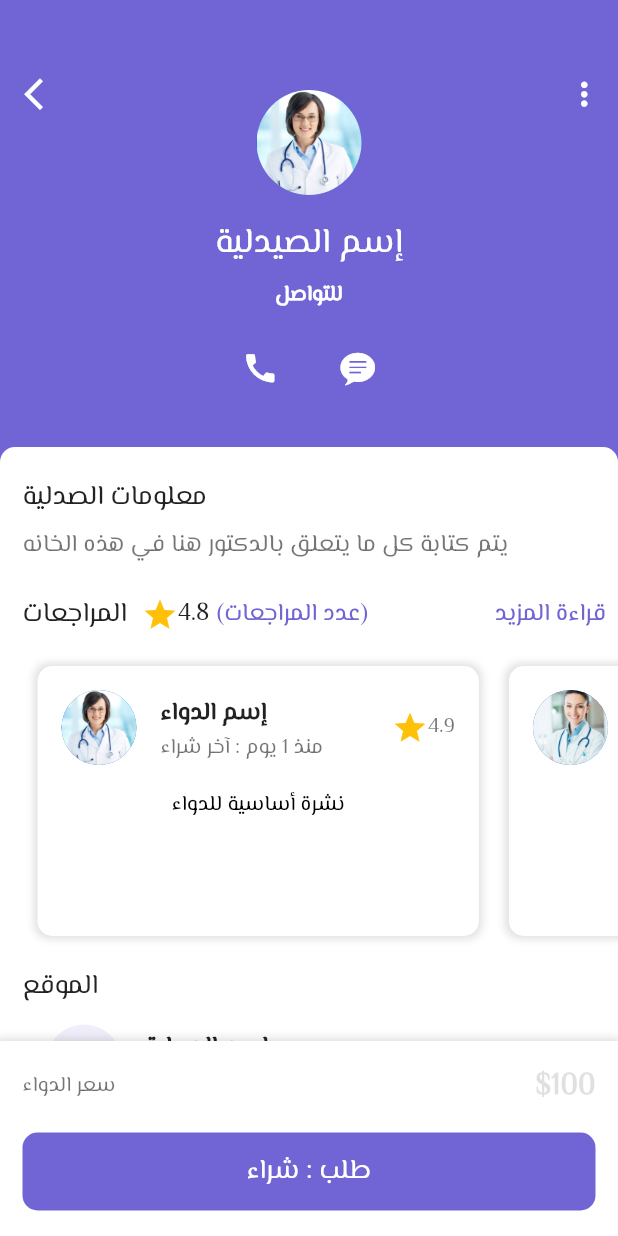
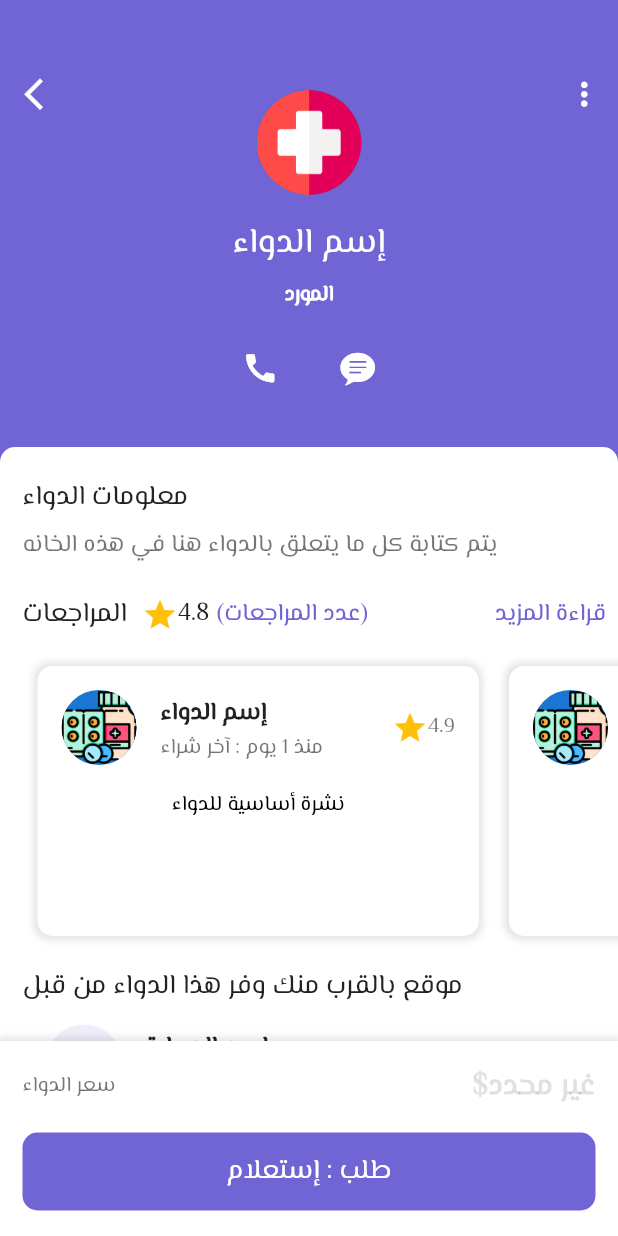
Before and after one commit to mohajuwa/medh, a Flutter app: the AppointmentScreen screen opened directly, on a phone screen of 412 x 824 dp. Run offline on Flutter 3.47's test engine with Material 2 defaults, Android fonts, the phone set to English and light mode, and no system bars; our stand-ins replace carousel_pro; missing offline and left inert: custom_clippers.

Commit message:
update N user screen

```diff
--- a/lib/screens/appointment_screen.dart
+++ b/lib/screens/appointment_screen.dart
@@ -5,10 +5,12 @@ import 'package:flutter/cupertino.dart';
 
 class AppointmentScreen extends StatelessWidget {
   List imgs = [
-    "doctor1.jpg",
-    "doctor2.jpg",
-    "doctor3.jpg",
-    "doctor4.jpg",
+    "icon.png",
+    "icon.png",
+    "icon.png",
+    "icon.png",
+    "icon.png",
+    "icon.png",
   ];
   final clr = Color(0xFF7165D6);
   final clr2 = Color(0xFFF0EEFA);
@@ -56,11 +58,11 @@ class AppointmentScreen extends StatelessWidget {
                         CircleAvatar(
                           radius: 35,
                           backgroundImage:
-                              AssetImage("assets/images/doctor1.jpg"),
+                              AssetImage("assets/images/icon1.png"),
                         ),
                         SizedBox(height: 15),
                         Text(
-                          "إسم الصيدلية",
+                          "إسم الدواء",
                           style: TextStyle(
                             fontSize: 23,
                             fontWeight: FontWeight.w500,
@@ -69,7 +71,7 @@ class AppointmentScreen extends StatelessWidget {
                         ),
                         SizedBox(height: 5),
                         Text(
-                          "للتواصل",
+                          "المورد",
                           style: TextStyle(
                             fontWeight: FontWeight.bold,
                             color: Colors.white,
@@ -132,7 +134,7 @@ class AppointmentScreen extends StatelessWidget {
                 mainAxisSize: MainAxisSize.max,
                 children: [
                   Text(
-                    "معلومات الصدلية",
+                    "معلومات الدواء",
                     style: TextStyle(
                       fontSize: 18,
                       fontWeight: FontWeight.w500,
@@ -140,7 +142,7 @@ class AppointmentScreen extends StatelessWidget {
                   ),
                   SizedBox(height: 5),
                   Text(
-                    "يتم كتابة كل ما يتعلق بالدكتور هنا في هذه الخانه",
+                    "يتم كتابة كل ما يتعلق بالدواء هنا في هذه الخانه",
                     style: TextStyle(
                       fontSize: 16,
                       color: Colors.black54,
@@ -262,7 +264,7 @@ class AppointmentScreen extends StatelessWidget {
                   ),
                   SizedBox(height: 10),
                   Text(
-                    "الموقع",
+                    "موقع بالقرب منك وفر هذا الدواء من قبل",
                     style: TextStyle(
                       fontSize: 18,
                       fontWeight: FontWeight.w500,
@@ -319,7 +321,7 @@ class AppointmentScreen extends StatelessWidget {
                       color: Colors.black54,
                     ),
                   ),
-                  Text("\$100",
+                  Text("\$غير محدد",
                       style: TextStyle(
                         fontSize: 20,
                         color: Colors.black12,
@@ -338,7 +340,7 @@ class AppointmentScreen extends StatelessWidget {
                     borderRadius: BorderRadius.circular(10),
                   ),
                   child: Center(
-                      child: Text("طلب : شراء",
+                      child: Text("طلب : إستعلام",
                           style: TextStyle(
                             color: Colors.white,
                             fontSize: 18,
```
